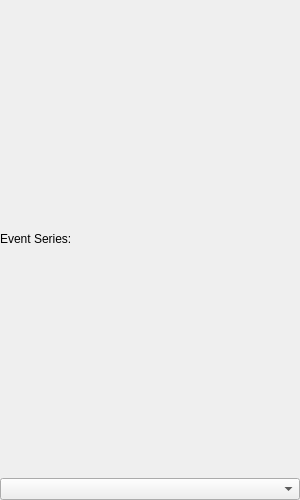
Old version of the form src/WhiskerToolbox/Plots/EventPlotWidget/UI/EventPlotPropertiesWidget.ui in the repository paulmthompson/WhiskerToolbox.
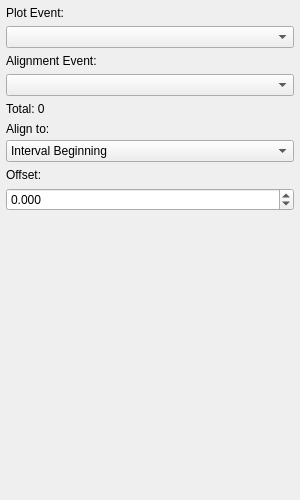
New version of the form.

Commit message: move properties to event plot properties widget

The edit to the form file:
```diff
--- a/src/WhiskerToolbox/Plots/EventPlotWidget/UI/EventPlotPropertiesWidget.ui
+++ b/src/WhiskerToolbox/Plots/EventPlotWidget/UI/EventPlotPropertiesWidget.ui
@@ -15,24 +15,24 @@
   </property>
   <layout class="QVBoxLayout" name="main_layout">
    <property name="spacing">
-    <number>0</number>
+    <number>6</number>
    </property>
    <property name="leftMargin">
-    <number>0</number>
+    <number>6</number>
    </property>
    <property name="topMargin">
-    <number>0</number>
+    <number>6</number>
    </property>
    <property name="rightMargin">
-    <number>0</number>
+    <number>6</number>
    </property>
    <property name="bottomMargin">
-    <number>0</number>
+    <number>6</number>
    </property>
    <item>
     <widget class="QLabel" name="event_series_label">
      <property name="text">
-      <string>Event Series:</string>
+      <string>Plot Event:</string>
      </property>
     </widget>
    </item>
@@ -46,6 +46,123 @@
      </property>
     </widget>
    </item>
+   <item>
+    <widget class="QLabel" name="alignment_event_label">
+     <property name="text">
+      <string>Alignment Event:</string>
+     </property>
+    </widget>
+   </item>
+   <item>
+    <widget class="QComboBox" name="alignment_event_combo">
+     <property name="sizePolicy">
+      <sizepolicy hsizetype="Expanding" vsizetype="Fixed">
+       <horstretch>0</horstretch>
+       <verstretch>0</verstretch>
+      </sizepolicy>
+     </property>
+    </widget>
+   </item>
+   <item>
+    <widget class="QLabel" name="total_count_label">
+     <property name="text">
+      <string>Total: 0</string>
+     </property>
+    </widget>
+   </item>
+   <item>
+    <widget class="QWidget" name="interval_alignment_widget" native="true">
+     <property name="visible">
+      <bool>false</bool>
+     </property>
+     <layout class="QVBoxLayout" name="interval_alignment_layout">
+      <property name="spacing">
+       <number>4</number>
+      </property>
+      <property name="leftMargin">
+       <number>0</number>
+      </property>
+      <property name="topMargin">
+       <number>0</number>
+      </property>
+      <property name="rightMargin">
+       <number>0</number>
+      </property>
+      <property name="bottomMargin">
+       <number>0</number>
+      </property>
+      <item>
+       <widget class="QLabel" name="interval_alignment_label">
+        <property name="text">
+         <string>Align to:</string>
+        </property>
+       </widget>
+      </item>
+      <item>
+       <widget class="QComboBox" name="interval_alignment_combo">
+        <property name="sizePolicy">
+         <sizepolicy hsizetype="Expanding" vsizetype="Fixed">
+          <horstretch>0</horstretch>
+          <verstretch>0</verstretch>
+         </sizepolicy>
+        </property>
+        <item>
+         <property name="text">
+          <string>Interval Beginning</string>
+         </property>
+        </item>
+        <item>
+         <property name="text">
+          <string>Interval End</string>
+         </property>
+        </item>
+       </widget>
+      </item>
+     </layout>
+    </widget>
+   </item>
+   <item>
+    <widget class="QLabel" name="offset_label">
+     <property name="text">
+      <string>Offset:</string>
+     </property>
+    </widget>
+   </item>
+   <item>
+    <widget class="QDoubleSpinBox" name="offset_spinbox">
+     <property name="sizePolicy">
+      <sizepolicy hsizetype="Expanding" vsizetype="Fixed">
+       <horstretch>0</horstretch>
+       <verstretch>0</verstretch>
+      </sizepolicy>
+     </property>
+     <property name="decimals">
+      <number>3</number>
+     </property>
+     <property name="minimum">
+      <double>-999999.00000000000</double>
+     </property>
+     <property name="maximum">
+      <double>999999.00000000000</double>
+     </property>
+     <property name="singleStep">
+      <double>1.00000000000</double>
+     </property>
+    </widget>
+   </item>
+   <item>
+    <spacer name="vertical_spacer">
+     <property name="orientation">
+      <enum>Qt::Vertical</enum>
+     </property>
+     <property name="sizeHint" stdset="0">
+      <size>
+       <width>20</width>
+       <height>40</height>
+      </size>
+     </property>
+    </spacer>
+   </item>
   </layout>
  </widget>
  <resources/>
```
Left out of the diff: 4 changed lines with no effect on the pictures. The commit also changes 4 other files.
